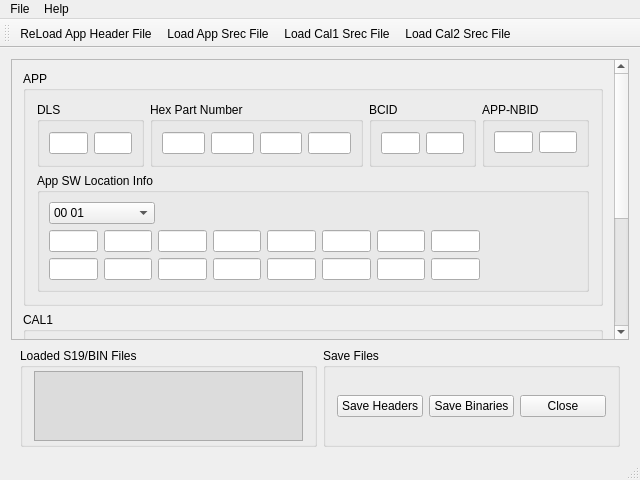
Above: mainwindow.ui from f0ghua/srTool before the change. Below: the same form after it.
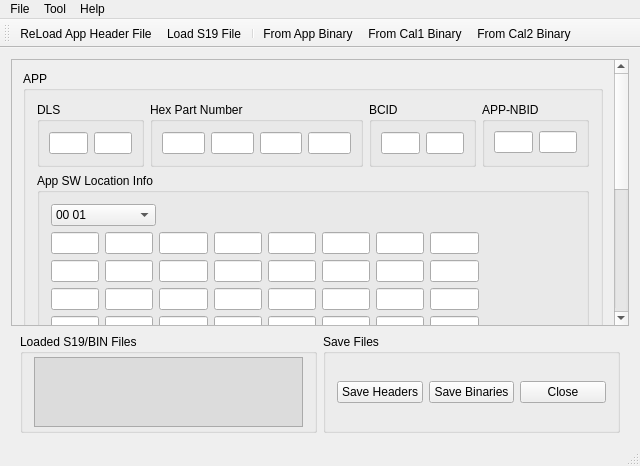
That is the form after the change. Icons and pictures are not drawn.

```diff
--- a/mainwindow.ui
+++ b/mainwindow.ui
@@ -7,7 +7,7 @@
     <x>0</x>
     <y>0</y>
     <width>640</width>
-    <height>480</height>
+    <height>466</height>
    </rect>
   </property>
   <property name="windowTitle">
@@ -37,7 +37,7 @@
            <x>0</x>
            <y>0</y>
            <width>600</width>
-           <height>434</height>
+           <height>488</height>
           </rect>
          </property>
          <layout class="QGridLayout" name="gridLayout">
@@ -214,24 +214,7 @@
                    <property name="title">
                     <string>App SW Location Info</string>
                    </property>
-                   <layout class="QGridLayout" name="gridLayout_13">
-                    <property name="leftMargin">
-                     <number>9</number>
-                    </property>
-                    <property name="topMargin">
-                     <number>9</number>
-                    </property>
-                    <property name="rightMargin">
-                     <number>9</number>
-                    </property>
-                    <property name="bottomMargin">
-                     <number>9</number>
-                    </property>
-                    <item row="0" column="0">
-                     <layout class="QGridLayout" name="gridLayout_12" rowstretch="1,1,1">
-                      <property name="verticalSpacing">
-                       <number>6</number>
-                      </property>
+                   <layout class="QGridLayout" name="gridLayout_5">
                       <item row="0" column="0">
                        <layout class="QHBoxLayout" name="horizontalLayout_14" stretch="2,1,1,1,1,1,1,1,1">
                         <property name="spacing">
@@ -249,6 +232,16 @@
                             <string>00 02</string>
                            </property>
                           </item>
+                        <item>
+                         <property name="text">
+                          <string>00 03</string>
+                         </property>
+                        </item>
+                        <item>
+                         <property name="text">
+                          <string>00 04</string>
+                         </property>
+                        </item>
                          </widget>
                         </item>
                         <item>
@@ -507,9 +500,162 @@
                         </layout>
                        </widget>
                       </item>
+                    <item row="3" column="0">
+                     <widget class="QWidget" name="m_wgASLInfoSub3" native="true">
+                      <layout class="QGridLayout" name="gridLayout_11">
+                       <property name="leftMargin">
+                        <number>0</number>
+                       </property>
+                       <property name="topMargin">
+                        <number>0</number>
+                       </property>
+                       <property name="rightMargin">
+                        <number>0</number>
+                       </property>
+                       <property name="bottomMargin">
+                        <number>0</number>
+                       </property>
+                       <item row="0" column="0">
+                        <layout class="QHBoxLayout" name="horizontalLayout_25" stretch="1,1,1,1,1,1,1,1,1,1">
+                         <property name="spacing">
+                          <number>6</number>
+                         </property>
+                         <item>
+                          <widget class="QLineEdit" name="m_leASLInfoB18"/>
+                         </item>
+                         <item>
+                          <widget class="QLineEdit" name="m_leASLInfoB19"/>
+                         </item>
+                         <item>
+                          <widget class="QLineEdit" name="m_leASLInfoB20"/>
+                         </item>
+                         <item>
+                          <widget class="QLineEdit" name="m_leASLInfoB21"/>
+                         </item>
+                         <item>
+                          <widget class="QLineEdit" name="m_leASLInfoB22"/>
+                         </item>
+                         <item>
+                          <widget class="QLineEdit" name="m_leASLInfoB23"/>
+                         </item>
+                         <item>
+                          <widget class="QLineEdit" name="m_leASLInfoB24"/>
+                         </item>
+                         <item>
+                          <widget class="QLineEdit" name="m_leASLInfoB25"/>
+                         </item>
+                         <item>
+                          <spacer name="horizontalSpacer_40">
+                           <property name="orientation">
+                            <enum>Qt::Horizontal</enum>
+                           </property>
+                           <property name="sizeHint" stdset="0">
+                            <size>
+                             <width>18</width>
+                             <height>20</height>
+                            </size>
+                           </property>
+                          </spacer>
+                         </item>
+                         <item>
+                          <spacer name="horizontalSpacer_41">
+                           <property name="orientation">
+                            <enum>Qt::Horizontal</enum>
+                           </property>
+                           <property name="sizeHint" stdset="0">
+                            <size>
+                             <width>18</width>
+                             <height>20</height>
+                            </size>
+                           </property>
+                          </spacer>
+                         </item>
                      </layout>
                     </item>
                    </layout>
+                     </widget>
+                    </item>
+                    <item row="4" column="0">
+                     <widget class="QWidget" name="m_wgASLInfoSub4" native="true">
+                      <layout class="QGridLayout" name="gridLayout_12">
+                       <property name="leftMargin">
+                        <number>0</number>
+                       </property>
+                       <property name="topMargin">
+                        <number>0</number>
+                       </property>
+                       <property name="rightMargin">
+                        <number>0</number>
+                       </property>
+                       <property name="bottomMargin">
+                        <number>0</number>
+                       </property>
+                       <item row="0" column="0">
+                        <layout class="QHBoxLayout" name="horizontalLayout_26" stretch="1,1,1,1,1,1,1,1,1,1">
+                         <property name="spacing">
+                          <number>6</number>
+                         </property>
+                         <item>
+                          <widget class="QLineEdit" name="m_leASLInfoB26"/>
+                         </item>
+                         <item>
+                          <widget class="QLineEdit" name="m_leASLInfoB27"/>
+                         </item>
+                         <item>
+                          <widget class="QLineEdit" name="m_leASLInfoB28"/>
+                         </item>
+                         <item>
+                          <widget class="QLineEdit" name="m_leASLInfoB29"/>
+                         </item>
+                         <item>
+                          <widget class="QLineEdit" name="m_leASLInfoB30"/>
+                         </item>
+                         <item>
+                          <widget class="QLineEdit" name="m_leASLInfoB31"/>
+                         </item>
+                         <item>
+                          <widget class="QLineEdit" name="m_leASLInfoB32"/>
+                         </item>
+                         <item>
+                          <widget class="QLineEdit" name="m_leASLInfoB33"/>
+                         </item>
+                         <item>
+                          <spacer name="horizontalSpacer_42">
+                           <property name="orientation">
+                            <enum>Qt::Horizontal</enum>
+                           </property>
+                           <property name="sizeHint" stdset="0">
+                            <size>
+                             <width>18</width>
+                             <height>20</height>
+                            </size>
+                           </property>
+                          </spacer>
+                         </item>
+                         <item>
+                          <spacer name="horizontalSpacer_43">
+                           <property name="orientation">
+                            <enum>Qt::Horizontal</enum>
+                           </property>
+                           <property name="sizeHint" stdset="0">
+                            <size>
+                             <width>18</width>
+                             <height>20</height>
+                            </size>
+                           </property>
+                          </spacer>
+                         </item>
+                        </layout>
+                       </item>
+                      </layout>
+                     </widget>
+                    </item>
+                   </layout>
+                   <zorder>m_wgASLInfoSub2</zorder>
+                   <zorder></zorder>
+                   <zorder>m_wgASLInfoSub1</zorder>
+                   <zorder>m_wgASLInfoSub3</zorder>
+                   <zorder>m_wgASLInfoSub4</zorder>
                   </widget>
                  </item>
                 </layout>
@@ -933,9 +1079,8 @@
     <property name="title">
      <string>File</string>
     </property>
-    <addaction name="actionLoad_App_Srec_File"/>
-    <addaction name="actionLoad_Cal1_Srec_File"/>
-    <addaction name="actionLoad_Cal2_Srec_File"/>
+    <addaction name="actionLoad_S19_File"/>
+    <addaction name="separator"/>
     <addaction name="separator"/>
     <addaction name="actionExit"/>
    </widget>
@@ -945,7 +1090,22 @@
     </property>
     <addaction name="actionAbout"/>
    </widget>
+   <widget class="QMenu" name="menuTool">
+    <property name="title">
+     <string>Tool</string>
+    </property>
+    <widget class="QMenu" name="menuExtract_Header">
+     <property name="title">
+      <string>Extract Header</string>
+     </property>
+     <addaction name="actionExtract_App_Header"/>
+     <addaction name="actionExtract_Cal1_Header"/>
+     <addaction name="actionExtract_Cal2_Header"/>
+    </widget>
+    <addaction name="menuExtract_Header"/>
+   </widget>
    <addaction name="menuFile"/>
+   <addaction name="menuTool"/>
    <addaction name="menuHelp"/>
   </widget>
   <widget class="QToolBar" name="mainToolBar">
@@ -956,31 +1116,36 @@
     <bool>false</bool>
    </attribute>
    <addaction name="actionReLoad"/>
-   <addaction name="actionLoad_App_Srec_File"/>
-   <addaction name="actionLoad_Cal1_Srec_File"/>
-   <addaction name="actionLoad_Cal2_Srec_File"/>
+   <addaction name="actionLoad_S19_File"/>
+   <addaction name="separator"/>
+   <addaction name="actionExtract_App_Header"/>
+   <addaction name="actionExtract_Cal1_Header"/>
+   <addaction name="actionExtract_Cal2_Header"/>
   </widget>
   <widget class="QStatusBar" name="statusBar">
    <property name="autoFillBackground">
     <bool>false</bool>
    </property>
   </widget>
-  <action name="actionLoad_App_Srec_File">
+  <action name="actionExtract_App_Header">
    <property name="icon">
     <iconset resource="sctool.qrc">
-     <normaloff>:/menuOpenApp</normaloff>:/menuOpenApp</iconset>
+     <normaloff>:/menuSaveHdrApp</normaloff>:/menuSaveHdrApp</iconset>
    </property>
    <property name="text">
-    <string>Load App Srec File</string>
+    <string>From App Binary</string>
    </property>
    <property name="toolTip">
-    <string>Load App Srec File</string>
+    <string>Extract Header from App Bin File</string>
    </property>
   </action>
   <action name="actionExit">
    <property name="text">
     <string>Exit</string>
    </property>
+   <property name="shortcut">
+    <string>Ctrl+X</string>
+   </property>
   </action>
   <action name="actionAbout">
    <property name="text">
@@ -999,22 +1164,48 @@
     <string>ReLoad App Header File</string>
    </property>
   </action>
-  <action name="actionLoad_Cal1_Srec_File">
+  <action name="actionExtract_Cal1_Header">
    <property name="icon">
     <iconset resource="sctool.qrc">
-     <normaloff>:/menuOpenCal</normaloff>:/menuOpenCal</iconset>
+     <normaloff>:/menuSaveHdrCal1</normaloff>:/menuSaveHdrCal1</iconset>
    </property>
    <property name="text">
-    <string>Load Cal1 Srec File</string>
+    <string>From Cal1 Binary</string>
    </property>
+   <property name="toolTip">
+    <string>Extract Header from Cal1 Bin File</string>
+   </property>
   </action>
-  <action name="actionLoad_Cal2_Srec_File">
+  <action name="actionExtract_Cal2_Header">
    <property name="icon">
     <iconset resource="sctool.qrc">
-     <normaloff>:/menuOpenCal</normaloff>:/menuOpenCal</iconset>
+     <normaloff>:/menuSaveHdrCal2</normaloff>:/menuSaveHdrCal2</iconset>
    </property>
    <property name="text">
-    <string>Load Cal2 Srec File</string>
+    <string>From Cal2 Binary</string>
+   </property>
+   <property name="toolTip">
+    <string>Extract Header from Cal2 Bin File</string>
+   </property>
+  </action>
+  <action name="actionLoad_S19_File">
+   <property name="icon">
+    <iconset resource="sctool.qrc">
+     <normaloff>:/menuOpenFull</normaloff>:/menuOpenFull</iconset>
+   </property>
+   <property name="text">
+    <string>Load S19 File</string>
+   </property>
+   <property name="toolTip">
+    <string>Load Full Content S19 File</string>
+   </property>
+   <property name="shortcut">
+    <string>Ctrl+L</string>
+   </property>
+  </action>
+  <action name="actionFrom_APPL_Binary">
+   <property name="text">
+    <string>From APPL Binary</string>
    </property>
   </action>
  </widget>
```
Lines whose indentation alone changed are shown as unchanged.
